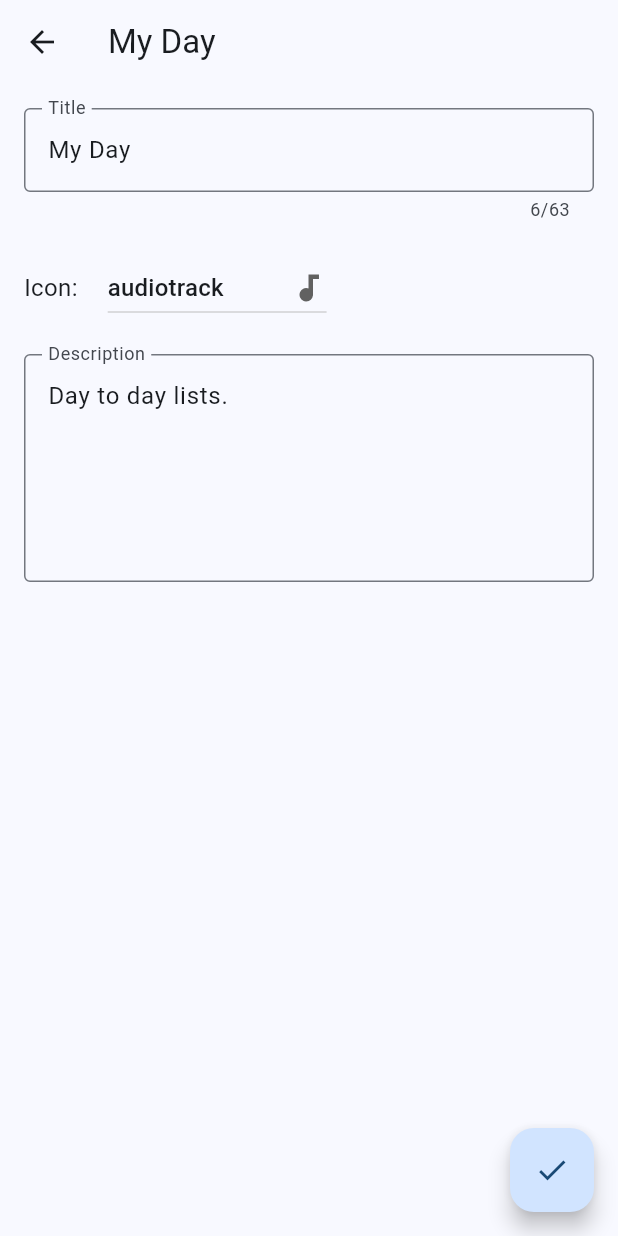
After one commit to raffaelecostanzo/dutask, a Flutter app: the ListFormScreen screen opened directly with sample values from the repository, on a phone screen of 412 x 824 dp. The commit adds this screen. Run offline on Flutter 3.47's test engine with Material 3 defaults, Android fonts, the phone set to English and light mode, and no system bars; our stand-ins replace flutter_riverpod, freezed_annotation, mask_text_input_formatter; generated files the repository leaves out were written again.

Commit message:
added list feature; still in progress

```diff
--- a/lib/data/default_lists.dart
+++ b/lib/data/default_lists.dart
@@ -1,4 +1,5 @@
 import 'package:dutask/models/list_model.dart';
+import 'package:dutask/utils/constants.dart';
 
 final defaultLists = [
   ListModel(
--- a/lib/data/default_tasks.dart
+++ b/lib/data/default_tasks.dart
@@ -1,4 +1,5 @@
 import 'package:dutask/models/task_model.dart';
+import 'package:dutask/utils/constants.dart';
 
 final defaultTasks = [
   TaskModel(
--- a/lib/models/list_model.dart
+++ b/lib/models/list_model.dart
@@ -1,17 +1,14 @@
-import 'package:uuid/uuid.dart';
 import 'package:freezed_annotation/freezed_annotation.dart';
 
 part 'list_model.freezed.dart';
 part 'list_model.g.dart';
 
-const uuid = Uuid();
-
 @freezed
 class ListModel with _$ListModel {
   const factory ListModel({
     required String title,
+    required String icon,
     required String? description,
-    required String? icon,
     required String id,
   }) = _ListModel;
 
--- a/lib/models/task_model.dart
+++ b/lib/models/task_model.dart
@@ -1,10 +1,7 @@
-import 'package:uuid/uuid.dart';
 import 'package:freezed_annotation/freezed_annotation.dart';
 
 part 'task_model.freezed.dart';
 part 'task_model.g.dart';
-
-const uuid = Uuid();
 
 enum TaskStatus { active, started, completed }
 
--- /dev/null
+++ b/lib/screens/list_form_screen.dart
@@ -0,0 +1,165 @@
+import 'package:dutask/data/list_icons.dart';
+import 'package:dutask/models/list_model.dart';
+import 'package:dutask/providers/lists_provider.dart';
+import 'package:dutask/utils/extensions.dart';
+import 'package:dutask/utils/form_validator.dart';
+import 'package:flutter/material.dart';
+import 'package:flutter_riverpod/flutter_riverpod.dart';
+import 'package:dutask/utils/constants.dart';
+
+class ListFormScreen extends ConsumerStatefulWidget {
+  const ListFormScreen({super.key, this.list});
+
+  final ListModel? list;
+
+  @override
+  ConsumerState<ListFormScreen> createState() => _ListFormViewState();
+}
+
+class _ListFormViewState extends ConsumerState<ListFormScreen> {
+  final _formKey = GlobalKey<FormState>();
+  final _titleTextController = TextEditingController();
+  final _descriptionTextController = TextEditingController();
+  String _iconValue = "list";
+
+  @override
+  void initState() {
+    super.initState();
+    if (widget.list != null) {
+      _titleTextController.text = widget.list!.title;
+      if (widget.list!.description != null) {
+        _descriptionTextController.text = widget.list!.description!;
+      }
+    }
+  }
+
+  @override
+  void dispose() {
+    _titleTextController.dispose();
+    _descriptionTextController.dispose();
+    super.dispose();
+  }
+
+  void _submit() {
+    if (_formKey.currentState!.validate()) {
+      _formKey.currentState!.save();
+
+      String? snackBarMessage;
+      final listNotifier = ref.read(listsProvider.notifier);
+
+      if (widget.list != null) {
+        listNotifier.updateList(
+          widget.list!.id,
+          widget.list!.copyWith(
+              title: _titleTextController.text,
+              icon: _iconValue,
+              description: _descriptionTextController.text),
+        );
+        snackBarMessage = 'List updated successfully';
+      } else {
+        listNotifier.createList(
+          ListModel(
+              id: uuid.v4(),
+              title: _titleTextController.text,
+              icon: _iconValue,
+              description: _descriptionTextController.text),
+        );
+        snackBarMessage = 'List created successfullly';
+      }
+      Navigator.of(context).pop();
+      context.showListSnackBarWithUndo(listNotifier, snackBarMessage);
+    }
+  }
+
+  @override
+  Widget build(BuildContext context) {
+    return Scaffold(
+      appBar: AppBar(
+        title: Text(widget.list == null ? 'New list' : widget.list!.title),
+      ),
+      body: SizedBox(
+        height: double.infinity,
+        child: SingleChildScrollView(
+          child: Form(
+            key: _formKey,
+            child: Padding(
+              padding: const EdgeInsets.all(16),
+              child: Column(
+                crossAxisAlignment: CrossAxisAlignment.center,
+                children: [
+                  TextFormField(
+                    validator: (value) => FormValidator.title(value),
+                    controller: _titleTextController,
+                    maxLength: 63,
+                    autofocus: widget.list == null,
+                    decoration: const InputDecoration(
+                      label: Text('Title'),
+                      border: OutlineInputBorder(),
+                    ),
+                  ),
+                  const SizedBox(height: 20),
+                  Row(
+                    crossAxisAlignment: CrossAxisAlignment.center,
+                    children: [
+                      Text(
+                        "Icon:",
+                        style: TextStyle(fontSize: 16),
+                      ),
+                      const SizedBox(width: 20),
+                      DropdownButton<String>(
+                        focusColor: Colors.transparent,
+                        value: widget.list != null
+                            ? widget.list!.icon
+                            : _iconValue,
+                        icon: Icon(iconMap[widget.list != null
+                            ? widget.list!.icon
+                            : _iconValue]),
+                        elevation: 16,
+                        onChanged: (String? value) {
+                          setState(() {
+                            _iconValue = value!;
+                          });
+                        },
+                        selectedItemBuilder: (BuildContext context) {
+                          return iconMap.keys.map<Widget>((String value) {
+                            return Row(
+                              children: [Text(value), SizedBox(width: 16)],
+                            );
+                          }).toList();
+                        },
+                        items: iconMap.keys
+                            .map<DropdownMenuItem<String>>((String value) {
+                          return DropdownMenuItem<String>(
+                            value: value,
+                            child: Row(
+                              mainAxisAlignment: MainAxisAlignment.spaceBetween,
+                              children: [Text(value), Icon(iconMap[value])],
+                            ),
+                          );
+                        }).toList(),
+                      )
+                    ],
+                  ),
+                  const SizedBox(height: 20),
+                  TextFormField(
+                    controller: _descriptionTextController,
+                    decoration: const InputDecoration(
+                      label: Text('Description'),
+                      border: OutlineInputBorder(),
+                    ),
+                    minLines: 5,
+                    maxLines: 10,
+                  ),
+                ],
+              ),
+            ),
+          ),
+        ),
+      ),
+      floatingActionButton: FloatingActionButton(
+        child: Icon(Icons.done),
+        onPressed: _submit,
+      ),
+    );
+  }
+}
--- a/lib/screens/task_form_screen.dart
+++ b/lib/screens/task_form_screen.dart
@@ -94,7 +94,7 @@ class _TaskFormViewState extends ConsumerState<TaskFormScreen> {
         snackBarMessage = 'Task created successfullly';
       }
       Navigator.of(context).pop();
-      context.showSnackBarWithUndo(taskNotifier, snackBarMessage);
+      context.showTaskSnackBarWithUndo(taskNotifier, snackBarMessage);
     }
   }
 
--- a/lib/utils/constants.dart
+++ b/lib/utils/constants.dart
@@ -1,5 +1,8 @@
 import 'package:intl/intl.dart';
+import 'package:uuid/uuid.dart';
 
 final dateFormat = DateFormat('dd/MM/yyyy');
 
 final dateFieldHintText = dateFormat.pattern;
+
+const uuid = Uuid();
--- a/lib/widgets/task_item.dart
+++ b/lib/widgets/task_item.dart
@@ -35,7 +35,8 @@ class TaskItem extends ConsumerWidget {
       onDismissed: (_) {
         final taskNotifier = ref.read(tasksProvider.notifier);
         taskNotifier.deleteTask(task.id);
-        context.showSnackBarWithUndo(taskNotifier, 'Task deleted successfully');
+        context.showTaskSnackBarWithUndo(
+            taskNotifier, 'Task deleted successfully');
       },
       child: ListTile(
         leading: Checkbox(
--- a/lib/widgets/task_item_menu_button.dart
+++ b/lib/widgets/task_item_menu_button.dart
@@ -1,5 +1,6 @@
 import 'package:dutask/models/task_model.dart';
 import 'package:dutask/providers/tasks_provider.dart';
+import 'package:dutask/utils/constants.dart';
 import 'package:dutask/utils/extensions.dart';
 import 'package:dutask/screens/task_form_screen.dart';
 import 'package:dutask/widgets/task_item.dart';
@@ -29,11 +30,11 @@ class TaskItemMenuButton extends ConsumerWidget {
             );
           case Operation.delete:
             taskNotifier.deleteTask(task.id);
-            context.showSnackBarWithUndo(
+            context.showTaskSnackBarWithUndo(
                 taskNotifier, 'Task deleted successfully');
           case Operation.duplicate:
             taskNotifier.createTask(task.copyWith(id: uuid.v4()));
-            context.showSnackBarWithUndo(
+            context.showTaskSnackBarWithUndo(
                 taskNotifier, 'Task duplicated successfully');
           default:
             null;
```
Also changed, not shown: lib/screens/task_list_screen.dart (+23 -7 lines), lib/utils/extensions.dart (+16 -1 lines), lib/widgets/expandable_fab.dart (added, +211 -0 lines), lib/widgets/main_drawer.dart (+7 -0 lines).
